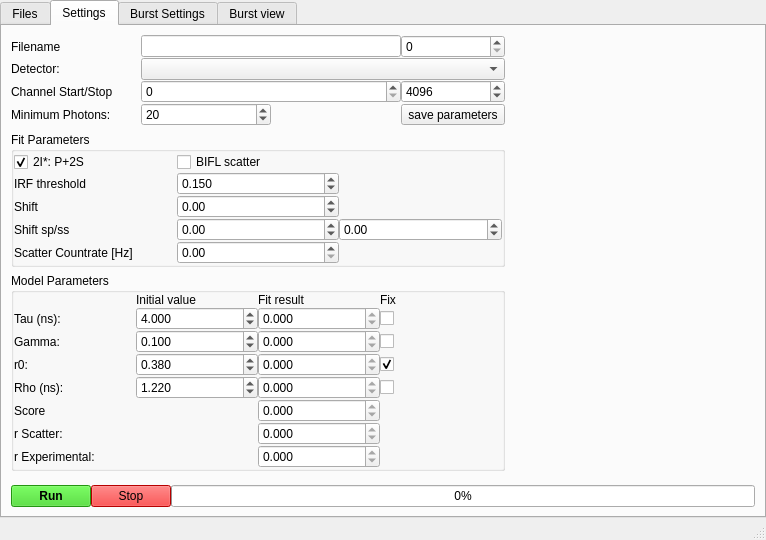
The window that chisurf/plugins/burst_mle_analysis/wizard.ui (Fluorescence-Tools/chisurf) describes before a commit, drawn with Qt 5.
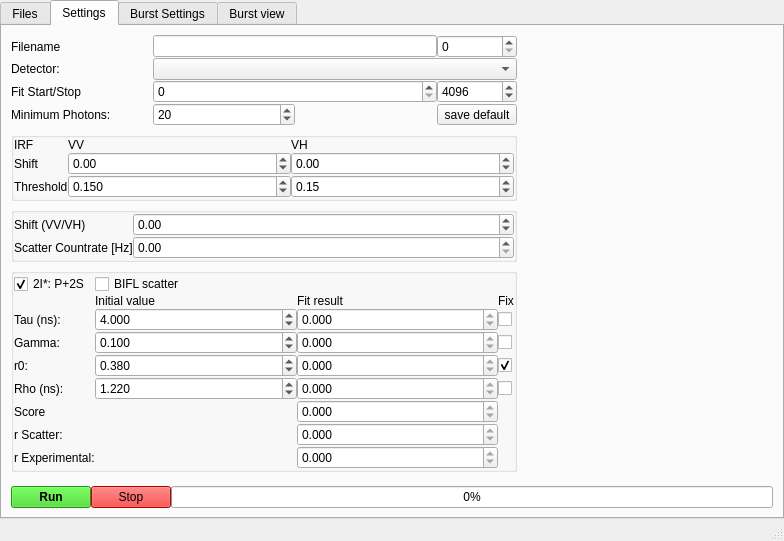
The same window after the commit.

Commit message:
add: extract reusable components and enhance IRF configuration workflow
- Moved `LazyTTTRDict`, `NumpyEncoder`, and `FileListWidget` to a dedicated `utils.py` for better modularity and reuse.
- Updated IRF configuration to support independent vertical-horizontal thresholds with properties and UI bindings.
- Enhanced error handling and improved signal-driven updates during parameter changes to maintain UI consistency.
- Refactored settings initialization and result updates for better maintainability and readability.

```diff
--- a/chisurf/plugins/burst_mle_analysis/wizard.ui
+++ b/chisurf/plugins/burst_mle_analysis/wizard.ui
@@ -6,8 +6,8 @@
    <rect>
     <x>0</x>
     <y>0</y>
-    <width>766</width>
-    <height>537</height>
+    <width>784</width>
+    <height>486</height>
    </rect>
   </property>
   <property name="windowTitle">
@@ -375,451 +375,7 @@
         <string>Settings</string>
        </attribute>
        <layout class="QGridLayout" name="gridLayout_3">
-        <item row="2" column="0" rowspan="2" colspan="2">
-         <widget class="QGroupBox" name="groupBox_model_params">
-          <property name="sizePolicy">
-           <sizepolicy hsizetype="Minimum" vsizetype="Minimum">
-            <horstretch>0</horstretch>
-            <verstretch>0</verstretch>
-           </sizepolicy>
-          </property>
-          <property name="title">
-           <string>Model Parameters</string>
-          </property>
-          <layout class="QGridLayout" name="gridLayout">
-           <property name="leftMargin">
-            <number>0</number>
-           </property>
-           <property name="topMargin">
-            <number>0</number>
-           </property>
-           <property name="rightMargin">
-            <number>0</number>
-           </property>
-           <property name="bottomMargin">
-            <number>0</number>
-           </property>
-           <property name="spacing">
-            <number>0</number>
-           </property>
-           <item row="7" column="3">
-            <widget class="QDoubleSpinBox" name="doubleSpinBox_r_exp_result">
-             <property name="readOnly">
-              <bool>true</bool>
-             </property>
-             <property name="decimals">
-              <number>3</number>
-             </property>
-             <property name="minimum">
-              <double>-1.000000000000000</double>
-             </property>
-             <property name="maximum">
-              <double>1.000000000000000</double>
-             </property>
-            </widget>
-           </item>
-           <item row="2" column="0">
-            <widget class="QLabel" name="label_16">
-             <property name="text">
-              <string>Gamma:</string>
-             </property>
-            </widget>
-           </item>
-           <item row="3" column="1">
-            <widget class="QDoubleSpinBox" name="doubleSpinBox_r0">
-             <property name="decimals">
-              <number>3</number>
-             </property>
-             <property name="maximum">
-              <double>1.000000000000000</double>
-             </property>
-             <property name="singleStep">
-              <double>0.010000000000000</double>
-             </property>
-             <property name="stepType">
-              <enum>QAbstractSpinBox::AdaptiveDecimalStepType</enum>
-             </property>
-             <property name="value">
-              <double>0.380000000000000</double>
-             </property>
-            </widget>
-           </item>
-           <item row="0" column="4">
-            <widget class="QLabel" name="label_20">
-             <property name="sizePolicy">
-              <sizepolicy hsizetype="Minimum" vsizetype="Preferred">
-               <horstretch>0</horstretch>
-               <verstretch>0</verstretch>
-              </sizepolicy>
-             </property>
-             <property name="text">
-              <string>Fix</string>
-             </property>
-            </widget>
-           </item>
-           <item row="1" column="4">
-            <widget class="QCheckBox" name="checkBox_fix_tau">
-             <property name="text">
-              <string/>
-             </property>
-            </widget>
-           </item>
-           <item row="4" column="1">
-            <widget class="QDoubleSpinBox" name="doubleSpinBox_rho">
-             <property name="decimals">
-              <number>3</number>
-             </property>
-             <property name="maximum">
-              <double>20.000000000000000</double>
-             </property>
-             <property name="stepType">
-              <enum>QAbstractSpinBox::AdaptiveDecimalStepType</enum>
-             </property>
-             <property name="value">
-              <double>1.220000000000000</double>
-             </property>
-            </widget>
-           </item>
-           <item row="3" column="3">
-            <widget class="QDoubleSpinBox" name="doubleSpinBox_r0_result">
-             <property name="readOnly">
-              <bool>true</bool>
-             </property>
-             <property name="decimals">
-              <number>3</number>
-             </property>
-             <property name="maximum">
-              <double>1.000000000000000</double>
-             </property>
-            </widget>
-           </item>
-           <item row="1" column="1">
-            <widget class="QDoubleSpinBox" name="doubleSpinBox_tau">
-             <property name="decimals">
-              <number>3</number>
-             </property>
-             <property name="maximum">
-              <double>20.000000000000000</double>
-             </property>
-             <property name="stepType">
-              <enum>QAbstractSpinBox::AdaptiveDecimalStepType</enum>
-             </property>
-             <property name="value">
-              <double>4.000000000000000</double>
-             </property>
-            </widget>
-           </item>
-           <item row="6" column="3">
-            <widget class="QDoubleSpinBox" name="doubleSpinBox_r_scatter_result">
-             <property name="readOnly">
-              <bool>true</bool>
-             </property>
-             <property name="decimals">
-              <number>3</number>
-             </property>
-             <property name="minimum">
-              <double>-1.000000000000000</double>
-             </property>
-             <property name="maximum">
-              <double>1.000000000000000</double>
-             </property>
-            </widget>
-           </item>
-           <item row="2" column="4">
-            <widget class="QCheckBox" name="checkBox_fix_gamma">
-             <property name="text">
-              <string/>
-             </property>
-            </widget>
-           </item>
-           <item row="1" column="0">
-            <widget class="QLabel" name="label_15">
-             <property name="text">
-              <string>Tau (ns):</string>
-             </property>
-            </widget>
-           </item>
-           <item row="2" column="1">
-            <widget class="QDoubleSpinBox" name="doubleSpinBox_gamma">
-             <property name="decimals">
-              <number>3</number>
-             </property>
-             <property name="maximum">
-              <double>1.000000000000000</double>
-             </property>
-             <property name="singleStep">
-              <double>0.010000000000000</double>
-             </property>
-             <property name="stepType">
-              <enum>QAbstractSpinBox::AdaptiveDecimalStepType</enum>
-             </property>
-             <property name="value">
-              <double>0.100000000000000</double>
-             </property>
-            </widget>
-           </item>
-           <item row="6" column="0">
-            <widget class="QLabel" name="label_25">
-             <property name="text">
-              <string>r Scatter:</string>
-             </property>
-            </widget>
-           </item>
-           <item row="4" column="3">
-            <widget class="QDoubleSpinBox" name="doubleSpinBox_rho_result">
-             <property name="readOnly">
-              <bool>true</bool>
-             </property>
-             <property name="decimals">
-              <number>3</number>
-             </property>
-             <property name="maximum">
-              <double>20.000000000000000</double>
-             </property>
-            </widget>
-           </item>
-           <item row="4" column="0">
-            <widget class="QLabel" name="label_18">
-             <property name="text">
-              <string>Rho (ns):</string>
-             </property>
-            </widget>
-           </item>
-           <item row="2" column="3">
-            <widget class="QDoubleSpinBox" name="doubleSpinBox_gamma_result">
-             <property name="readOnly">
-              <bool>true</bool>
-             </property>
-             <property name="decimals">
-              <number>3</number>
-             </property>
-             <property name="maximum">
-              <double>1.000000000000000</double>
-             </property>
-            </widget>
-           </item>
-           <item row="7" column="0">
-            <widget class="QLabel" name="label_27">
-             <property name="text">
-              <string>r Experimental:</string>
-             </property>
-            </widget>
-           </item>
-           <item row="0" column="1">
-            <widget class="QLabel" name="label_5">
-             <property name="text">
-              <string>Initial value</string>
-             </property>
-            </widget>
-           </item>
-           <item row="1" column="3">
-            <widget class="QDoubleSpinBox" name="doubleSpinBox_tau_result">
-             <property name="enabled">
-              <bool>true</bool>
-             </property>
-             <property name="readOnly">
-              <bool>true</bool>
-             </property>
-             <property name="decimals">
-              <number>3</number>
-             </property>
-             <property name="maximum">
-              <double>20.000000000000000</double>
-             </property>
-            </widget>
-           </item>
-           <item row="0" column="3">
-            <widget class="QLabel" name="label_19">
-             <property name="text">
-              <string>Fit result</string>
-             </property>
-            </widget>
-           </item>
-           <item row="3" column="4">
-            <widget class="QCheckBox" name="checkBox_fix_r0">
-             <property name="text">
-              <string/>
-             </property>
-             <property name="checked">
-              <bool>true</bool>
-             </property>
-            </widget>
-           </item>
-           <item row="5" column="3">
-            <widget class="QDoubleSpinBox" name="doubleSpinBox_twoIstar_result">
-             <property name="readOnly">
-              <bool>true</bool>
-             </property>
-             <property name="decimals">
-              <number>3</number>
-             </property>
-             <property name="maximum">
-              <double>99999.000000000000000</double>
-             </property>
-            </widget>
-           </item>
-           <item row="3" column="0">
-            <widget class="QLabel" name="label_17">
-             <property name="text">
-              <string>r0:</string>
-             </property>
-            </widget>
-           </item>
-           <item row="4" column="4">
-            <widget class="QCheckBox" name="checkBox_fix_rho">
-             <property name="text">
-              <string/>
-             </property>
-            </widget>
-           </item>
-           <item row="5" column="0">
-            <widget class="QLabel" name="label_3">
-             <property name="text">
-              <string>Score</string>
-             </property>
-            </widget>
-           </item>
-          </layout>
-         </widget>
-        </item>
-        <item row="1" column="0" colspan="2">
-         <widget class="QGroupBox" name="groupBox_fit_params">
-          <property name="sizePolicy">
-           <sizepolicy hsizetype="Minimum" vsizetype="Minimum">
-            <horstretch>0</horstretch>
-            <verstretch>0</verstretch>
-           </sizepolicy>
-          </property>
-          <property name="title">
-           <string>Fit Parameters</string>
-          </property>
-          <layout class="QGridLayout" name="gridLayout_4">
-           <property name="leftMargin">
-            <number>0</number>
-           </property>
-           <property name="topMargin">
-            <number>0</number>
-           </property>
-           <property name="rightMargin">
-            <number>0</number>
-           </property>
-           <property name="bottomMargin">
-            <number>0</number>
-           </property>
-           <property name="spacing">
-            <number>0</number>
-           </property>
-           <item row="4" column="0">
-            <widget class="QLabel" name="label_29">
-             <property name="text">
-              <string>Shift sp/ss</string>
-             </property>
-            </widget>
-           </item>
-           <item row="3" column="1">
-            <widget class="QDoubleSpinBox" name="doubleSpinBox_shift">
-             <property name="minimum">
-              <double>-9999.000000000000000</double>
-             </property>
-             <property name="maximum">
-              <double>9999.000000000000000</double>
-             </property>
-             <property name="stepType">
-              <enum>QAbstractSpinBox::AdaptiveDecimalStepType</enum>
-             </property>
-            </widget>
-           </item>
-           <item row="0" column="0">
-            <widget class="QCheckBox" name="checkBox_2IStar">
-             <property name="text">
-              <string>2I*: P+2S</string>
-             </property>
-             <property name="checked">
-              <bool>true</bool>
-             </property>
-            </widget>
-           </item>
-           <item row="1" column="0">
-            <widget class="QLabel" name="label_13">
-             <property name="text">
-              <string>IRF threshold</string>
-             </property>
-            </widget>
-           </item>
-           <item row="4" column="2">
-            <widget class="QDoubleSpinBox" name="doubleSpinBox_shift_ss">
-             <property name="minimum">
-              <double>-99.000000000000000</double>
-             </property>
-             <property name="stepType">
-              <enum>QAbstractSpinBox::AdaptiveDecimalStepType</enum>
-             </property>
-            </widget>
-           </item>
-           <item row="6" column="0">
-            <widget class="QLabel" name="label_24">
-             <property name="text">
-              <string>Scatter Countrate [Hz]</string>
-             </property>
-            </widget>
-           </item>
-           <item row="1" column="1">
-            <widget class="QDoubleSpinBox" name="doubleSpinBox_irf_threshold">
-             <property name="decimals">
-              <number>3</number>
-             </property>
-             <property name="maximum">
-              <double>1.000000000000000</double>
-             </property>
-             <property name="singleStep">
-              <double>0.020000000000000</double>
-             </property>
-             <property name="stepType">
-              <enum>QAbstractSpinBox::AdaptiveDecimalStepType</enum>
-             </property>
-             <property name="value">
-              <double>0.150000000000000</double>
-             </property>
-            </widget>
-           </item>
-           <item row="6" column="1">
-            <widget class="QDoubleSpinBox" name="doubleSpinBox_scatter_Countrate">
-             <property name="maximum">
-              <double>999999.000000000000000</double>
-             </property>
-             <property name="stepType">
-              <enum>QAbstractSpinBox::AdaptiveDecimalStepType</enum>
-             </property>
-            </widget>
-           </item>
-           <item row="0" column="1">
-            <widget class="QCheckBox" name="checkBox_BIFL_scatter">
-             <property name="text">
-              <string>BIFL scatter</string>
-             </property>
-            </widget>
-           </item>
-           <item row="3" column="0">
-            <widget class="QLabel" name="label_28">
-             <property name="text">
-              <string>Shift</string>
-             </property>
-            </widget>
-           </item>
-           <item row="4" column="1">
-            <widget class="QDoubleSpinBox" name="doubleSpinBox_shift_sp">
-             <property name="minimum">
-              <double>-99.000000000000000</double>
-             </property>
-             <property name="stepType">
-              <enum>QAbstractSpinBox::AdaptiveDecimalStepType</enum>
-             </property>
-            </widget>
-           </item>
-          </layout>
-         </widget>
-        </item>
-        <item row="5" column="0" colspan="3">
+        <item row="6" column="0" colspan="3">
          <layout class="QHBoxLayout" name="horizontalLayout_4">
           <property name="spacing">
            <number>0</number>
@@ -877,6 +433,79 @@
           </item>
          </layout>
         </item>
+        <item row="2" column="0" colspan="2">
+         <widget class="QGroupBox" name="groupBox_fit_params">
+          <property name="sizePolicy">
+           <sizepolicy hsizetype="Minimum" vsizetype="Minimum">
+            <horstretch>0</horstretch>
+            <verstretch>0</verstretch>
+           </sizepolicy>
+          </property>
+          <property name="title">
+           <string/>
+          </property>
+          <layout class="QGridLayout" name="gridLayout_4">
+           <property name="leftMargin">
+            <number>0</number>
+           </property>
+           <property name="topMargin">
+            <number>0</number>
+           </property>
+           <property name="rightMargin">
+            <number>0</number>
+           </property>
+           <property name="bottomMargin">
+            <number>0</number>
+           </property>
+           <property name="spacing">
+            <number>0</number>
+           </property>
+           <item row="3" column="0">
+            <widget class="QLabel" name="label_28">
+             <property name="text">
+              <string>Shift (VV/VH)</string>
+             </property>
+            </widget>
+           </item>
+           <item row="5" column="0">
+            <widget class="QLabel" name="label_24">
+             <property name="sizePolicy">
+              <sizepolicy hsizetype="Fixed" vsizetype="Preferred">
+               <horstretch>0</horstretch>
+               <verstretch>0</verstretch>
+              </sizepolicy>
+             </property>
+             <property name="text">
+              <string>Scatter Countrate [Hz]</string>
+             </property>
+            </widget>
+           </item>
+           <item row="5" column="1">
+            <widget class="QDoubleSpinBox" name="doubleSpinBox_scatter_Countrate">
+             <property name="maximum">
+              <double>999999.000000000000000</double>
+             </property>
+             <property name="stepType">
+              <enum>QAbstractSpinBox::AdaptiveDecimalStepType</enum>
+             </property>
+            </widget>
+           </item>
+           <item row="3" column="1">
+            <widget class="QDoubleSpinBox" name="doubleSpinBox_shift">
+             <property name="minimum">
+              <double>-9999.000000000000000</double>
+             </property>
+             <property name="maximum">
+              <double>9999.000000000000000</double>
+             </property>
+             <property name="stepType">
+              <enum>QAbstractSpinBox::AdaptiveDecimalStepType</enum>
+             </property>
+            </widget>
+           </item>
+          </layout>
+         </widget>
+        </item>
         <item row="0" column="0" colspan="2">
          <layout class="QGridLayout" name="gridLayout_2">
           <property name="spacing">
@@ -895,7 +524,7 @@
           <item row="2" column="0">
            <widget class="QLabel" name="label_4">
             <property name="text">
-             <string>Channel Start/Stop</string>
+             <string>Fit Start/Stop</string>
             </property>
            </widget>
           </item>
@@ -958,33 +587,476 @@
           </item>
           <item row="3" column="3">
            <widget class="QToolButton" name="toolButton_save_fit">
+            <property name="sizePolicy">
+             <sizepolicy hsizetype="Fixed" vsizetype="Fixed">
+              <horstretch>0</horstretch>
+              <verstretch>0</verstretch>
+             </sizepolicy>
+            </property>
+            <property name="toolTip">
+             <string>Save use parameters as default.</string>
+            </property>
             <property name="text">
-             <string>save parameters</string>
+             <string>save default</string>
             </property>
            </widget>
           </item>
          </layout>
         </item>
-        <item row="4" column="0">
-         <spacer name="verticalSpacer">
-          <property name="orientation">
-           <enum>Qt::Vertical</enum>
+        <item row="3" column="0" rowspan="2" colspan="2">
+         <widget class="QGroupBox" name="groupBox_model_params">
+          <property name="sizePolicy">
+           <sizepolicy hsizetype="Minimum" vsizetype="Minimum">
+            <horstretch>0</horstretch>
+            <verstretch>0</verstretch>
+           </sizepolicy>
           </property>
-          <property name="sizeHint" stdset="0">
-           <size>
-            <width>20</width>
-            <height>40</height>
-           </size>
+          <property name="title">
+           <string/>
           </property>
-         </spacer>
+          <layout class="QGridLayout" name="gridLayout">
+           <property name="leftMargin">
+            <number>0</number>
+           </property>
+           <property name="topMargin">
+            <number>0</number>
+           </property>
+           <property name="rightMargin">
+            <number>0</number>
+           </property>
+           <property name="bottomMargin">
+            <number>0</number>
+           </property>
+           <property name="spacing">
+            <number>0</number>
+           </property>
+           <item row="5" column="3">
+            <widget class="QDoubleSpinBox" name="doubleSpinBox_rho_result">
+             <property name="readOnly">
+              <bool>true</bool>
+             </property>
+             <property name="decimals">
+              <number>3</number>
+             </property>
+             <property name="maximum">
+              <double>20.000000000000000</double>
+             </property>
+            </widget>
+           </item>
+           <item row="5" column="0">
+            <widget class="QLabel" name="label_18">
+             <property name="text">
+              <string>Rho (ns):</string>
+             </property>
+            </widget>
+           </item>
+           <item row="3" column="0">
+            <widget class="QLabel" name="label_16">
+             <property name="text">
+              <string>Gamma:</string>
+             </property>
+            </widget>
+           </item>
+           <item row="1" column="3">
+            <widget class="QLabel" name="label_19">
+             <property name="text">
+              <string>Fit result</string>
+             </property>
+            </widget>
+           </item>
+           <item row="2" column="4">
+            <widget class="QCheckBox" name="checkBox_fix_tau">
+             <property name="text">
+              <string/>
+             </property>
+            </widget>
+           </item>
+           <item row="6" column="0">
+            <widget class="QLabel" name="label_3">
+             <property name="text">
+              <string>Score</string>
+             </property>
+            </widget>
+           </item>
+           <item row="7" column="3">
+            <widget class="QDoubleSpinBox" name="doubleSpinBox_r_scatter_result">
+             <property name="readOnly">
+              <bool>true</bool>
+             </property>
+             <property name="decimals">
+              <number>3</number>
+             </property>
+             <property name="minimum">
+              <double>-1.000000000000000</double>
+             </property>
+             <property name="maximum">
+              <double>1.000000000000000</double>
+             </property>
+            </widget>
+           </item>
+           <item row="1" column="4">
+            <widget class="QLabel" name="label_20">
+             <property name="sizePolicy">
+              <sizepolicy hsizetype="Fixed" vsizetype="Preferred">
+               <horstretch>0</horstretch>
+               <verstretch>0</verstretch>
+              </sizepolicy>
+             </property>
+             <property name="text">
+              <string>Fix</string>
+             </property>
+            </widget>
+           </item>
+           <item row="8" column="0">
+            <widget class="QLabel" name="label_27">
+             <property name="text">
+              <string>r Experimental:</string>
+             </property>
+            </widget>
+           </item>
+           <item row="4" column="0">
+            <widget class="QLabel" name="label_17">
+             <property name="text">
+              <string>r0:</string>
+             </property>
+            </widget>
+           </item>
+           <item row="2" column="3">
+            <widget class="QDoubleSpinBox" name="doubleSpinBox_tau_result">
+             <property name="enabled">
+              <bool>true</bool>
+             </property>
+             <property name="readOnly">
+              <bool>true</bool>
+             </property>
+             <property name="decimals">
+              <number>3</number>
+             </property>
+             <property name="maximum">
+              <double>20.000000000000000</double>
+             </property>
+            </widget>
+           </item>
+           <item row="4" column="3">
+            <widget class="QDoubleSpinBox" name="doubleSpinBox_r0_result">
+             <property name="readOnly">
+              <bool>true</bool>
+             </property>
+             <property name="decimals">
+              <number>3</number>
+             </property>
+             <property name="maximum">
+              <double>1.000000000000000</double>
+             </property>
+            </widget>
+           </item>
+           <item row="2" column="0">
+            <widget class="QLabel" name="label_15">
+             <property name="sizePolicy">
+              <sizepolicy hsizetype="Fixed" vsizetype="Preferred">
+               <horstretch>0</horstretch>
+               <verstretch>0</verstretch>
+              </sizepolicy>
+             </property>
+             <property name="text">
+              <string>Tau (ns):</string>
+             </property>
+            </widget>
+           </item>
+           <item row="6" column="3">
+            <widget class="QDoubleSpinBox" name="doubleSpinBox_twoIstar_result">
+             <property name="readOnly">
+              <bool>true</bool>
+             </property>
+             <property name="decimals">
+              <number>3</number>
+             </property>
+             <property name="maximum">
+              <double>99999.000000000000000</double>
+             </property>
+            </widget>
+           </item>
+           <item row="7" column="0">
+            <widget class="QLabel" name="label_25">
+             <property name="text">
+              <string>r Scatter:</string>
+             </property>
+            </widget>
+           </item>
+           <item row="4" column="1">
+            <widget class="QDoubleSpinBox" name="doubleSpinBox_r0">
+             <property name="decimals">
+              <number>3</number>
+             </property>
+             <property name="maximum">
+              <double>1.000000000000000</double>
+             </property>
+             <property name="singleStep">
+              <double>0.010000000000000</double>
+             </property>
+             <property name="stepType">
+              <enum>QAbstractSpinBox::AdaptiveDecimalStepType</enum>
+             </property>
+             <property name="value">
+              <double>0.380000000000000</double>
+             </property>
+            </widget>
+           </item>
+           <item row="5" column="1">
+            <widget class="QDoubleSpinBox" name="doubleSpinBox_rho">
+             <property name="decimals">
+              <number>3</number>
+             </property>
+             <property name="maximum">
+              <double>20.000000000000000</double>
+             </property>
+             <property name="stepType">
+              <enum>QAbstractSpinBox::AdaptiveDecimalStepType</enum>
+             </property>
+             <property name="value">
+              <double>1.220000000000000</double>
+             </property>
+            </widget>
+           </item>
+           <item row="8" column="3">
+            <widget class="QDoubleSpinBox" name="doubleSpinBox_r_exp_result">
+             <property name="readOnly">
+              <bool>true</bool>
+             </property>
+             <property name="decimals">
+              <number>3</number>
+             </property>
+             <property name="minimum">
+              <double>-1.000000000000000</double>
+             </property>
+             <property name="maximum">
+              <double>1.000000000000000</double>
+             </property>
+            </widget>
+           </item>
+           <item row="1" column="1">
+            <widget class="QLabel" name="label_5">
+             <property name="text">
+              <string>Initial value</string>
+             </property>
+            </widget>
+           </item>
+           <item row="2" column="1">
+            <widget class="QDoubleSpinBox" name="doubleSpinBox_tau">
+             <property name="decimals">
+              <number>3</number>
+             </property>
+             <property name="maximum">
+              <double>20.000000000000000</double>
+             </property>
+             <property name="stepType">
+              <enum>QAbstractSpinBox::AdaptiveDecimalStepType</enum>
+             </property>
+             <property name="value">
+              <double>4.000000000000000</double>
+             </property>
+            </widget>
+           </item>
+           <item row="5" column="4">
+            <widget class="QCheckBox" name="checkBox_fix_rho">
+             <property name="text">
+              <string/>
+             </property>
+            </widget>
+           </item>
+           <item row="3" column="4">
+            <widget class="QCheckBox" name="checkBox_fix_gamma">
+             <property name="text">
+              <string/>
+             </property>
+            </widget>
+           </item>
+           <item row="4" column="4">
+            <widget class="QCheckBox" name="checkBox_fix_r0">
+             <property name="text">
+              <string/>
+             </property>
+             <property name="checked">
+              <bool>true</bool>
+             </property>
+            </widget>
+           </item>
+           <item row="3" column="1">
+            <widget class="QDoubleSpinBox" name="doubleSpinBox_gamma">
+             <property name="decimals">
+              <number>3</number>
+             </property>
+             <property name="maximum">
+              <double>1.000000000000000</double>
+             </property>
+             <property name="singleStep">
+              <double>0.010000000000000</double>
+             </property>
+             <property name="stepType">
+              <enum>QAbstractSpinBox::AdaptiveDecimalStepType</enum>
+             </property>
+             <property name="value">
+              <double>0.100000000000000</double>
+             </property>
+            </widget>
+           </item>
+           <item row="3" column="3">
+            <widget class="QDoubleSpinBox" name="doubleSpinBox_gamma_result">
+             <property name="readOnly">
+              <bool>true</bool>
+             </property>
+             <property name="decimals">
+              <number>3</number>
+             </property>
+             <property name="maximum">
+              <double>1.000000000000000</double>
+             </property>
+            </widget>
+           </item>
+           <item row="0" column="0">
+            <widget class="QCheckBox" name="checkBox_2IStar">
+             <property name="text">
+              <string>2I*: P+2S</string>
+             </property>
+             <property name="checked">
+              <bool>true</bool>
+             </property>
+            </widget>
+           </item>
+           <item row="0" column="1">
+            <widget class="QCheckBox" name="checkBox_BIFL_scatter">
+             <property name="text">
+              <string>BIFL scatter</string>
+             </property>
+            </widget>
+           </item>
+          </layout>
+         </widget>
         </item>
-        <item row="0" column="2" rowspan="5">
+        <item row="0" column="2" rowspan="6">
          <layout class="QVBoxLayout" name="verticalLayout_plots">
           <property name="spacing">
            <number>0</number>
           </property>
          </layout>
         </item>
+        <item row="1" column="0" colspan="2">
+         <widget class="QGroupBox" name="groupBox_2">
+          <property name="title">
+           <string/>
+          </property>
+          <layout class="QGridLayout" name="gridLayout_7">
+           <property name="leftMargin">
+            <number>0</number>
+           </property>
+           <property name="topMargin">
+            <number>0</number>
+           </property>
+           <property name="rightMargin">
+            <number>0</number>
+           </property>
+           <property name="bottomMargin">
+            <number>0</number>
+           </property>
+           <property name="spacing">
+            <number>0</number>
+           </property>
+           <item row="1" column="0">
+            <widget class="QLabel" name="label_29">
+             <property name="sizePolicy">
+              <sizepolicy hsizetype="Fixed" vsizetype="Preferred">
+               <horstretch>0</horstretch>
+               <verstretch>0</verstretch>
+              </sizepolicy>
+             </property>
+             <property name="text">
+              <string>Shift</string>
+             </property>
+            </widget>
+           </item>
+           <item row="2" column="0">
+            <widget class="QLabel" name="label_13">
+             <property name="text">
+              <string>Threshold</string>
+             </property>
+            </widget>
+           </item>
+           <item row="2" column="2">
+            <widget class="QDoubleSpinBox" name="doubleSpinBox_irf_threshold_vh">
+             <property name="maximum">
+              <double>1.000000000000000</double>
+             </property>
+             <property name="singleStep">
+              <double>0.020000000000000</double>
+             </property>
+             <property name="value">
+              <double>0.150000000000000</double>
+             </property>
+            </widget>
+           </item>
+           <item row="2" column="1">
+            <widget class="QDoubleSpinBox" name="doubleSpinBox_irf_threshold_vv">
+             <property name="decimals">
+              <number>3</number>
+             </property>
+             <property name="maximum">
+              <double>1.000000000000000</double>
+             </property>
+             <property name="singleStep">
+              <double>0.020000000000000</double>
+             </property>
+             <property name="stepType">
+              <enum>QAbstractSpinBox::AdaptiveDecimalStepType</enum>
+             </property>
+             <property name="value">
+              <double>0.150000000000000</double>
+             </property>
+            </widget>
+           </item>
+           <item row="1" column="1">
+            <widget class="QDoubleSpinBox" name="doubleSpinBox_shift_sp">
+             <property name="minimum">
+              <double>-99.000000000000000</double>
+             </property>
+             <property name="stepType">
+              <enum>QAbstractSpinBox::AdaptiveDecimalStepType</enum>
+             </property>
+            </widget>
+           </item>
+           <item row="1" column="2">
+            <widget class="QDoubleSpinBox" name="doubleSpinBox_shift_ss">
+             <property name="minimum">
+              <double>-99.000000000000000</double>
+             </property>
+             <property name="stepType">
+              <enum>QAbstractSpinBox::AdaptiveDecimalStepType</enum>
+             </property>
+            </widget>
+           </item>
+           <item row="0" column="1">
+            <widget class="QLabel" name="label">
+             <property name="text">
+              <string>VV</string>
+             </property>
+            </widget>
+           </item>
+           <item row="0" column="2">
+            <widget class="QLabel" name="label_6">
+             <property name="text">
+              <string>VH</string>
+             </property>
+            </widget>
+           </item>
+           <item row="0" column="0">
+            <widget class="QLabel" name="label_7">
+             <property name="text">
+              <string>IRF</string>
+             </property>
+            </widget>
+           </item>
+          </layout>
+         </widget>
+        </item>
        </layout>
       </widget>
       <widget class="QWidget" name="tab_process">
```
Left out of the diff: 2 changed lines with no effect on the pictures. The commit also changes 2 other files.
